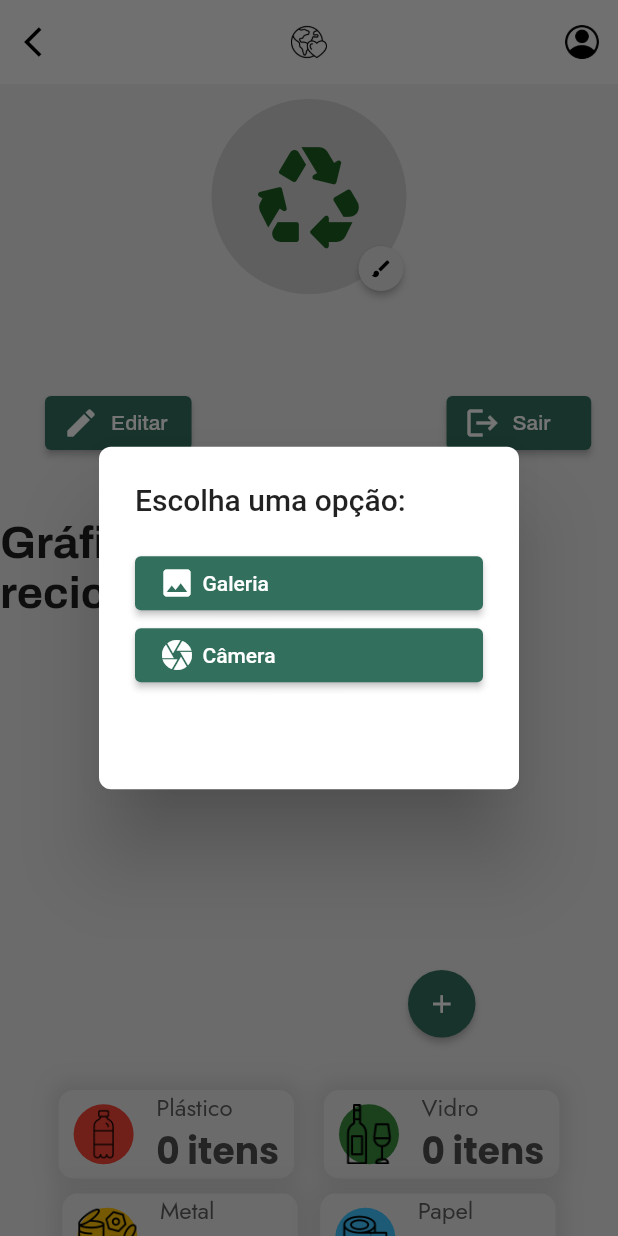
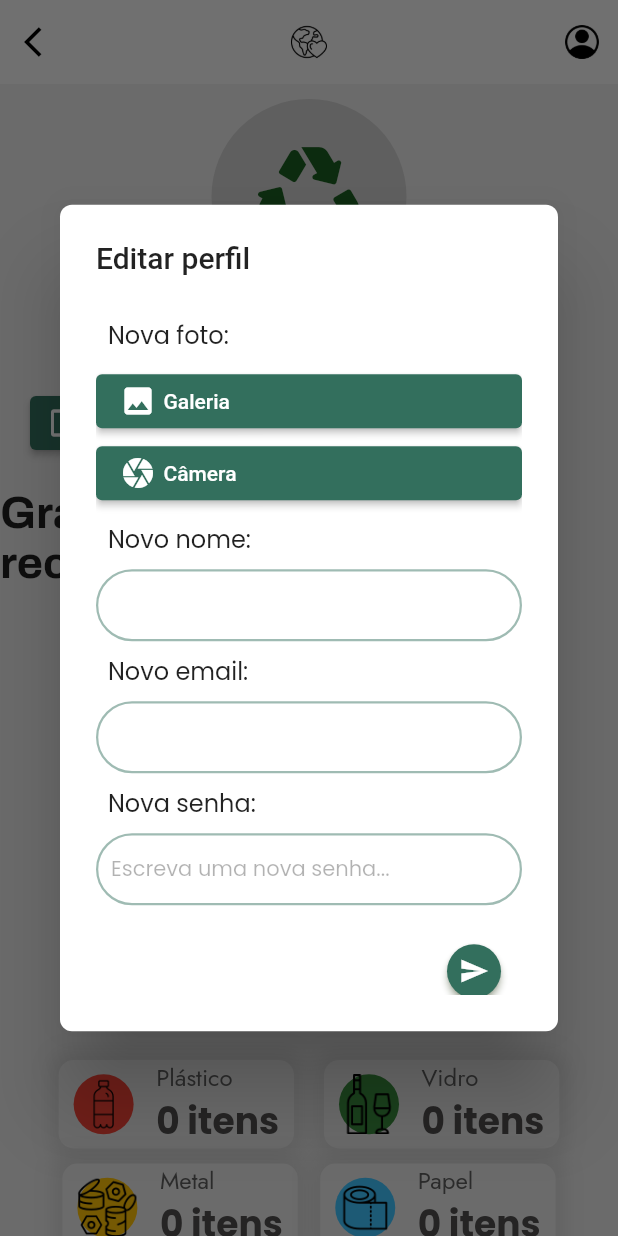
Before and after one commit to nikarmin/RecycleView, a Flutter app: the Perfil screen opened directly, after a tap on the "brush" icon, on a phone screen of 412 x 824 dp. Run offline on Flutter 3.47's test engine with Material 2 defaults, Android fonts, the phone set to English and light mode, and no system bars; drawn by our look-alikes of fl_chart; our stand-ins replace camera, cloud_firestore, firebase_auth, firebase_core, firebase_storage, flutter_dotenv and 11 more; missing offline and left inert: camera_camera, email_auth, flutter_inappwebview, geo_firestore_flutter, geoflutterfire2, graphic and 2 more; accounts and stored records are empty.

Commit message:
Arrumando o perfil

```diff
--- a/lib/views/cadastro_materiais.dart
+++ b/lib/views/cadastro_materiais.dart
@@ -82,7 +82,7 @@ class _CadastroMateriaisState extends State<CadastroMateriais> {
                 alignment: Alignment.center,
                 decoration: const BoxDecoration(
                   borderRadius: BorderRadius.all(Radius.circular(20)),
-                  color: const Color.fromRGBO(51, 111, 93, 1),
+                  color: Color.fromRGBO(51, 111, 93, 1),
                 ),
                 child: Text('Cadastre de resíduos reciclados',
                     style: GoogleFonts.jost(
--- a/lib/views/esqueceu_a_senha_page.dart
+++ b/lib/views/esqueceu_a_senha_page.dart
@@ -17,6 +17,7 @@ class _EsqueceuSenhaState extends State<EsqueceuSenha> {
       FirebaseAuth auth = FirebaseAuth.instance;
       await auth.sendPasswordResetEmail(email: email.text);
 
+    // ignore: use_build_context_synchronously
     showDialog(context: context, builder: (context) {
        return const AlertDialog(content: Text("Email enviado com sucesso!"));
     });
--- a/lib/views/perfil_page.dart
+++ b/lib/views/perfil_page.dart
@@ -111,6 +111,11 @@ class _PerfilState extends State<Perfil> {
 
   Uint8List? _bytesImage;
 
+// SingleChildScrollView(
+//               child: SizedBox(
+//                 height: MediaQuery.of(context).size.height / 2,
+//                 width: 500,
+
   void myAlert() {
     showDialog(
         context: context,
@@ -118,14 +123,30 @@ class _PerfilState extends State<Perfil> {
           return AlertDialog(
             shape:
                 RoundedRectangleBorder(borderRadius: BorderRadius.circular(8)),
-            title: const Text("Escolha uma opção:"),
+            title: const Text("Editar perfil"),
             content: SizedBox(
-              height: MediaQuery.of(context).size.height / 6,
-              child: Column(children: [
+              height: 460,
+              width: 500,
+              child: SingleChildScrollView(
+                child: Column(
+                    crossAxisAlignment: CrossAxisAlignment.start,
+                    children: [
+                      Padding(
+                        padding: const EdgeInsets.all(8.0),
+                        child: Text(
+                          'Nova foto:',
+                          textAlign: TextAlign.right,
+                          style: GoogleFonts.poppins(
+                              textStyle: const TextStyle(
+                            fontSize: 16,
+                          )),
+                        ),
+                      ),
                       ElevatedButton(
                           style: ButtonStyle(
                               backgroundColor: MaterialStateColor.resolveWith(
-                            (states) => const Color.fromRGBO(51, 111, 93, 1))),
+                                  (states) =>
+                                      const Color.fromRGBO(51, 111, 93, 1))),
                           onPressed: () async {
                             Navigator.pop(context);
                             setState(() {
@@ -144,7 +165,8 @@ class _PerfilState extends State<Perfil> {
                       ElevatedButton(
                           style: ButtonStyle(
                               backgroundColor: MaterialStateColor.resolveWith(
-                            (states) => const Color.fromRGBO(51, 111, 93, 1))),
+                                  (states) =>
+                                      const Color.fromRGBO(51, 111, 93, 1))),
                           onPressed: () async {
                             Navigator.pop(context);
                             setState(() {
@@ -159,64 +181,7 @@ class _PerfilState extends State<Perfil> {
                               ),
                               Text('Câmera'),
                             ],
-                    ))
-              ]),
-            ),
-          );
-        });
-  }
-
-  saveProfile() async {
-    await StoreData().saveData(file: _bytesImage!);
-  }
-
-  late int contadorMetal = 0;
-  late int contadorPapel;
-  late int contadorPlastico;
-  late int contadorVidro;
-
-  getMateriais() async {
-    final materiais = await FirebaseFirestore.instance
-        .collection("usuarios")
-        .where('email', isEqualTo: user?.email)
-        .get();
-
-    if (materiais.docs.isNotEmpty) {
-      setState(() {
-        countMetal = materiais.docs[0]['qtdMetal'];
-        countPapel = materiais.docs[0]['qtdPapel'];
-        countPlastico = materiais.docs[0]['qtdPlastico'];
-        countVidro = materiais.docs[0]['qtdVidro'];
-      });
-    }
-
-    // setState(() {
-    //   getMateriais();
-    // });
-  }
-
-  var controller_nome = TextEditingController();
-  var controller_email = TextEditingController();
-  var controller_senha = TextEditingController();
-
-  void editarPerfil() {
-    showDialog(
-        context: context,
-        builder: (BuildContext context) {
-          return AlertDialog(
-            shape:
-                RoundedRectangleBorder(borderRadius: BorderRadius.circular(8)),
-            title: const Text(
-              "Editar perfil",
-              textAlign: TextAlign.center,
-            ),
-            content: SingleChildScrollView(
-              child: SizedBox(
-                height: MediaQuery.of(context).size.height / 2,
-                width: 500,
-                child: Column(
-                    crossAxisAlignment: CrossAxisAlignment.start,
-                    children: [
+                          )),
                       Padding(
                         padding: const EdgeInsets.all(8.0),
                         child: Text(
@@ -300,6 +265,7 @@ class _PerfilState extends State<Perfil> {
                       ),
                       TextField(
                         controller: controller_senha,
+                        textAlign: TextAlign.start,
                         obscureText: true,
                         decoration: InputDecoration(
                           suffixIcon: const Padding(
@@ -323,7 +289,18 @@ class _PerfilState extends State<Perfil> {
                                   width: 1.5)),
                         ),
                       ),
-                      ElevatedButton(
+                      const SizedBox(
+                        height: 20,
+                      ),
+                      Align(
+                        alignment: Alignment.bottomRight,
+                        child: ElevatedButton(
+                            style: ElevatedButton.styleFrom(
+                                backgroundColor:
+                                    const Color.fromRGBO(51, 111, 93, 1),
+                                shape: const CircleBorder(),
+                                shadowColor:
+                                    const Color.fromARGB(255, 85, 116, 54)),
                             onPressed: () async {
                               //editarPerfil();
                               if (controller_nome.text.isEmpty) {
@@ -342,13 +319,50 @@ class _PerfilState extends State<Perfil> {
                               // ignore: use_build_context_synchronously
                               Navigator.pop(context);
                             },
-                          child: const Text('Enviar'))
+                            child: const Icon(
+                              Icons.send,
+                              size: 20,
+                            )),
+                      )
                     ]),
               ),
             ),
           );
         });
   }
+
+  saveProfile() async {
+    await StoreData().saveData(file: _bytesImage!);
+  }
+
+  late int contadorMetal = 0;
+  late int contadorPapel;
+  late int contadorPlastico;
+  late int contadorVidro;
+
+  getMateriais() async {
+    final materiais = await FirebaseFirestore.instance
+        .collection("usuarios")
+        .where('email', isEqualTo: user?.email)
+        .get();
+
+    if (materiais.docs.isNotEmpty) {
+      setState(() {
+        countMetal = materiais.docs[0]['qtdMetal'];
+        countPapel = materiais.docs[0]['qtdPapel'];
+        countPlastico = materiais.docs[0]['qtdPlastico'];
+        countVidro = materiais.docs[0]['qtdVidro'];
+      });
+    }
+
+    // setState(() {
+    //   getMateriais();
+    // });
+  }
+
+  var controller_nome = TextEditingController();
+  var controller_email = TextEditingController();
+  var controller_senha = TextEditingController();
 
   @override
   Widget build(BuildContext context) {
@@ -554,35 +568,61 @@ class _PerfilState extends State<Perfil> {
                     height: 20,
                   ),
 
-
-
-
-                  Row(
-                    children: [
-                      const SizedBox(width: 10),
-                      Padding(
-                        padding: const EdgeInsets.only(left: 20.0),
-                        child: Align(
-                          alignment: Alignment.topLeft,
-                          child: ElevatedButton.icon(
-                            style: ButtonStyle(
-                                backgroundColor: MaterialStateColor.resolveWith(
-                                    (states) =>
-                                        const Color.fromRGBO(51, 111, 93, 1))),
-                            label: Text(
-                              "Editar",
-                              style: GoogleFonts.archivo(
-                                  fontSize: 14, fontWeight: FontWeight.w500),
-                            ),
-                            icon: const Icon(Icons.edit_rounded),
-                            onPressed: () {
-                              editarPerfil();
-                            },
-                            //user!.displayName.toString()
-                          ),
-                        ),
-                      ),
-                    const SizedBox(width: 150),
+                  // Row(
+                  //   children: [
+                  //     const SizedBox(width: 10),
+                  //     Padding(
+                  //       padding: const EdgeInsets.only(left: 20.0),
+                  //       child: Align(
+                  //         alignment: Alignment.topLeft,
+                  //         child: ElevatedButton.icon(
+                  //           style: ButtonStyle(
+                  //               backgroundColor: MaterialStateColor.resolveWith(
+                  //                   (states) =>
+                  //                       const Color.fromRGBO(51, 111, 93, 1))),
+                  //           label: Text(
+                  //             "Editar",
+                  //             style: GoogleFonts.archivo(
+                  //                 fontSize: 14, fontWeight: FontWeight.w500),
+                  //           ),
+                  //           icon: const Icon(Icons.edit_rounded),
+                  //           onPressed: () {
+                  //             editarPerfil();
+                  //           },
+                  //           //user!.displayName.toString()
+                  //         ),
+                  //       ),
+                  //     ),
+                  //     const SizedBox(width: 150),
+                  //     Padding(
+                  //       padding: const EdgeInsets.only(left: 20.0),
+                  //       child: Align(
+                  //         alignment: Alignment.topLeft,
+                  //         child: ElevatedButton.icon(
+                  //           style: ButtonStyle(
+                  //               backgroundColor: MaterialStateColor.resolveWith(
+                  //                   (states) =>
+                  //                       const Color.fromRGBO(51, 111, 93, 1))),
+                  //           label: Text(
+                  //             "Sair    ",
+                  //             style: GoogleFonts.archivo(
+                  //                 fontSize: 14, fontWeight: FontWeight.w500),
+                  //           ),
+                  //           icon: const Icon(Icons.logout),
+                  //           onPressed: () {
+                  //             context.read<AuthService>().logout();
+                  //             Navigator.push(
+                  //                 context,
+                  //                 MaterialPageRoute(
+                  //                     builder: (context) =>
+                  //                         const TelaInicial()));
+                  //           },
+                  //           //user!.displayName.toString()
+                  //         ),
+                  //       ),
+                  //     ),
+                  //   ],
+                  // ),
 
                   Padding(
                     padding: const EdgeInsets.only(left: 20.0),
@@ -610,21 +650,14 @@ class _PerfilState extends State<Perfil> {
                       ),
                     ),
                   ),
-                      ],
-                    ),
 
-
-
-
-                  const SizedBox(height: 40),
+                  const SizedBox(height: 20),
                   Align(
                     alignment: Alignment.center,
                     child: Text(
                       "Gráfico de resíduos reciclados",
                       style: GoogleFonts.archivo(
-                        fontSize: 30, fontWeight: FontWeight.bold
-
-                              ),
+                          fontSize: 30, fontWeight: FontWeight.bold),
                     ),
                   ),
                   const SizedBox(height: 15),
@@ -640,8 +673,7 @@ class _PerfilState extends State<Perfil> {
                                 aspectRatio: 1.5,
                                 child: PieChart(
                                   PieChartData(
-                                  pieTouchData: PieTouchData(
-                                      ),
+                                      pieTouchData: PieTouchData(),
                                       sectionsSpace: 0,
                                       centerSpaceRadius: 0,
                                       sections: showingSections()),
@@ -659,21 +691,20 @@ class _PerfilState extends State<Perfil> {
                           height: 45,
                           child: ElevatedButton(
                             style: ButtonStyle(
-                                backgroundColor:
-                                    MaterialStateColor.resolveWith(
-                                        (states) => const Color.fromRGBO(51, 111, 93, 1)),
-                                padding:
-                                    MaterialStateProperty.all<EdgeInsets>(
+                                backgroundColor: MaterialStateColor.resolveWith(
+                                    (states) =>
+                                        const Color.fromRGBO(51, 111, 93, 1)),
+                                padding: MaterialStateProperty.all<EdgeInsets>(
                                     EdgeInsets.zero),
                                 alignment: Alignment.center,
-                                shape: MaterialStateProperty.all<
-                                    CircleBorder>(const CircleBorder())),
+                                shape: MaterialStateProperty.all<CircleBorder>(
+                                    const CircleBorder())),
                             onPressed: () {
-                              Navigator.push(context,
+                              Navigator.push(
+                                context,
                                 MaterialPageRoute(builder: (context) {
                                   return const CadastroMateriais();
-                                }
-                              ),
+                                }),
                               );
                             },
                             child: const Icon(
@@ -715,8 +746,7 @@ class _PerfilState extends State<Perfil> {
                                     margin: const EdgeInsets.only(left: 10),
                                     decoration: const BoxDecoration(
                                         shape: BoxShape.circle,
-                                        color:
-                                            Colors.red),
+                                        color: Colors.red),
                                     child: Image.asset(
                                       'assets/images/icons/bottle.png',
                                       height: 40,
@@ -785,7 +815,8 @@ class _PerfilState extends State<Perfil> {
                                     margin: const EdgeInsets.only(left: 10),
                                     decoration: const BoxDecoration(
                                         shape: BoxShape.circle,
-                                        color:  Color.fromARGB(255, 56, 139, 60)),
+                                        color:
+                                            Color.fromARGB(255, 56, 139, 60)),
                                     child: Image.asset(
                                       'assets/images/icons/vidro.png',
                                       height: 40,
@@ -861,7 +892,8 @@ class _PerfilState extends State<Perfil> {
                                     margin: const EdgeInsets.only(left: 10),
                                     decoration: const BoxDecoration(
                                       shape: BoxShape.circle,
-                                        color: Colors.amber,),
+                                      color: Colors.amber,
+                                    ),
                                     child: Image.asset(
                                       'assets/images/icons/scrap.png',
                                       height: 40,
@@ -929,7 +961,8 @@ class _PerfilState extends State<Perfil> {
                                     margin: const EdgeInsets.only(left: 10),
                                     decoration: const BoxDecoration(
                                       shape: BoxShape.circle,
-                                        color: Colors.lightBlueAccent,),
+                                      color: Colors.lightBlueAccent,
+                                    ),
                                     child: Image.asset(
                                       'assets/images/icons/toilet-paper.png',
                                       height: 40,
@@ -978,7 +1011,6 @@ class _PerfilState extends State<Perfil> {
 
                   const SizedBox(height: 20),
 
-
                   /*
                   Row(
                     children: [
@@ -1015,7 +1047,6 @@ class _PerfilState extends State<Perfil> {
             ),
           ),
         ),
-
         backgroundColor: const Color.fromRGBO(233, 233, 233, 1),
         bottomNavigationBar: Container(
           decoration: const BoxDecoration(
```
Lines whose indentation alone changed are shown as unchanged.
